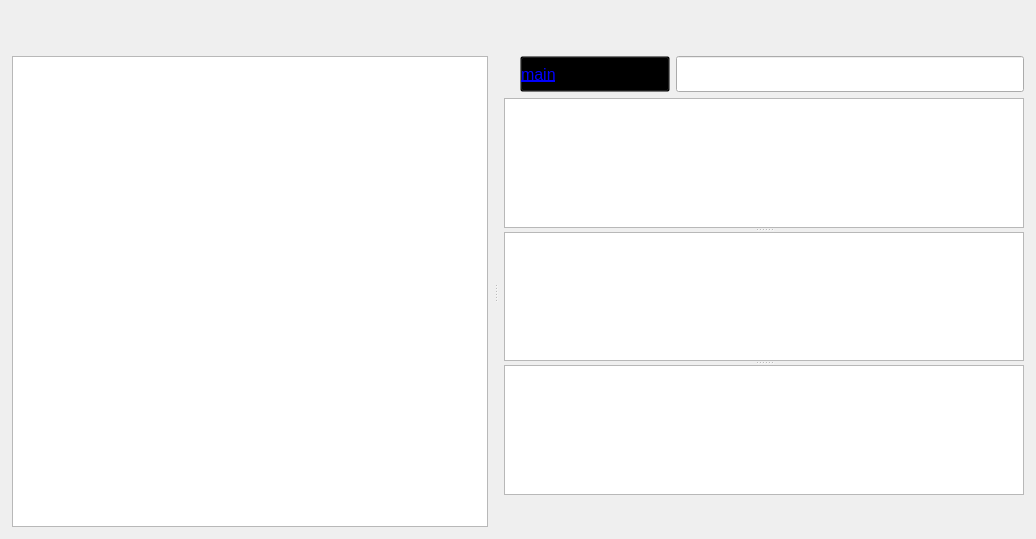
Qt form src/window/MainWindow.ui (BeyondXinXin/RepoReporter) before a commit.
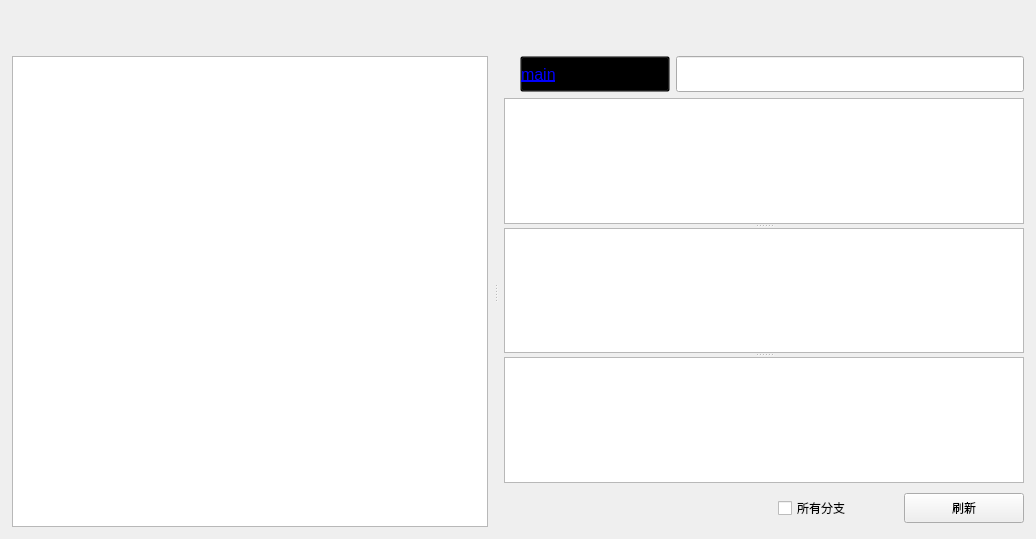
The same form after that commit. Custom widgets are drawn as their Qt base class.

Commit message: 【feat】 支持显示所有分支

What changed in the file:
```diff
--- a/src/window/MainWindow.ui
+++ b/src/window/MainWindow.ui
@@ -187,23 +187,71 @@
            </widget>
           </item>
           <item>
+           <layout class="QHBoxLayout" name="horizontalLayout_2">
+            <property name="topMargin">
+             <number>4</number>
+            </property>
+            <property name="bottomMargin">
+             <number>4</number>
+            </property>
+            <item>
            <widget class="QLabel" name="labState">
             <property name="minimumSize">
              <size>
               <width>0</width>
-              <height>26</height>
+                <height>30</height>
              </size>
             </property>
             <property name="maximumSize">
              <size>
               <width>16777215</width>
-              <height>26</height>
+                <height>30</height>
              </size>
             </property>
             <property name="text">
              <string/>
             </property>
            </widget>
+            </item>
+            <item>
+             <widget class="QCheckBox" name="AllbranchCbox">
+              <property name="minimumSize">
+               <size>
+                <width>120</width>
+                <height>30</height>
+               </size>
+              </property>
+              <property name="maximumSize">
+               <size>
+                <width>120</width>
+                <height>30</height>
+               </size>
+              </property>
+              <property name="text">
+               <string>所有分支</string>
+              </property>
+             </widget>
+            </item>
+            <item>
+             <widget class="QPushButton" name="RefreshBtn">
+              <property name="minimumSize">
+               <size>
+                <width>120</width>
+                <height>30</height>
+               </size>
+              </property>
+              <property name="maximumSize">
+               <size>
+                <width>120</width>
+                <height>30</height>
+               </size>
+              </property>
+              <property name="text">
+               <string>刷新</string>
+              </property>
+             </widget>
+            </item>
+           </layout>
           </item>
          </layout>
         </widget>
```
Lines whose indentation alone changed are shown as unchanged. The commit also changes 8 other files.
